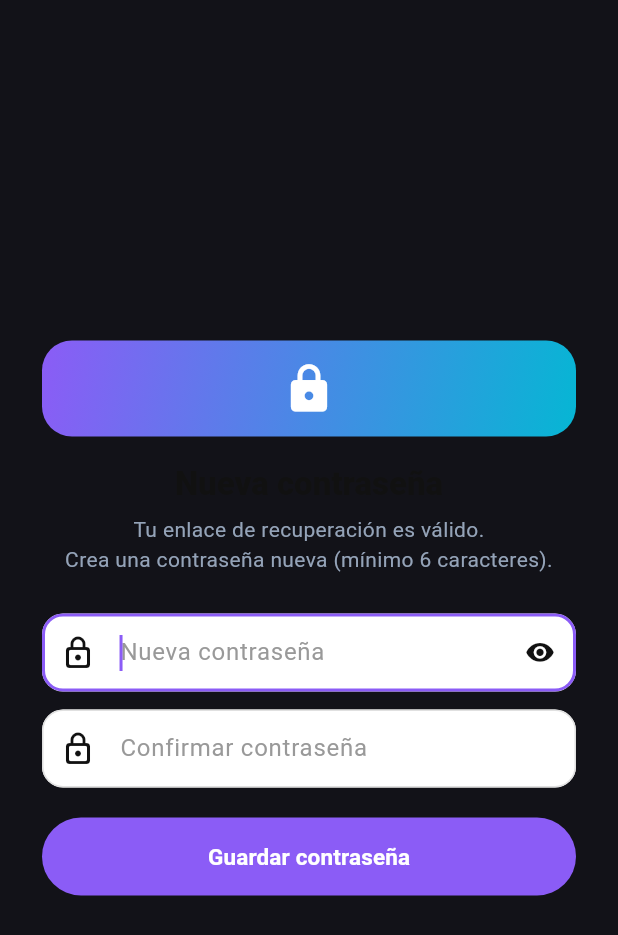
After one commit to GaelDev08/ConsisApp-web, a Flutter app: the PasswordRecoveryScreen screen opened directly, on a phone screen of 412 x 824 dp. The commit adds this screen. Shown: the top 935 px of the screen. Run offline on Flutter 3.47's test engine with Material 3 defaults, Android fonts, the phone set to English and light mode, and no system bars; our stand-ins replace flutter_local_notifications, flutter_riverpod, flutter_secure_storage, hive_ce, hive_ce_flutter, local_auth and 3 more; accounts and stored records are empty.

Commit message:
Contraseña de 6 digitos + Metas actualizadas supabase

```diff
--- a/lib/data/repositories/supabase_goal_repository.dart
+++ b/lib/data/repositories/supabase_goal_repository.dart
@@ -69,7 +69,7 @@ class SupabaseGoalRepository implements GoalRepository {
   }
 
   Map<String, dynamic> _toRow(Goal g) => {
-        if (g.id.isNotEmpty) 'id': g.id,
+        'id': g.id,
         'user_id': _userId,
         'type': g.type.name,
         'title': g.title,
--- a/lib/presentation/security/auth_gate.dart
+++ b/lib/presentation/security/auth_gate.dart
@@ -3,6 +3,7 @@ import 'package:consis_app/core/theme/app_colors.dart';
 import 'package:consis_app/presentation/auth/account_screen.dart';
 import 'package:consis_app/presentation/providers/security_providers.dart';
 import 'package:consis_app/presentation/security/lock_screen.dart';
+import 'package:consis_app/presentation/security/password_recovery_screen.dart';
 import 'package:consis_app/presentation/security/pin_setup_screen.dart';
 import 'package:flutter/material.dart';
 import 'package:flutter_riverpod/flutter_riverpod.dart';
@@ -71,6 +72,7 @@ class _AuthGateState extends ConsumerState<AuthGate>
         ),
       AuthStatus.needsAccount => const AccountScreen(),
       AuthStatus.needsPinSetup => const PinSetupScreen(),
+      AuthStatus.recoveringPassword => const PasswordRecoveryScreen(),
       AuthStatus.locked => const LockScreen(),
       AuthStatus.unlocked => widget.child,
     };
--- /dev/null
+++ b/lib/presentation/security/password_recovery_screen.dart
@@ -0,0 +1,166 @@
+import 'package:consis_app/core/theme/app_colors.dart';
+import 'package:consis_app/presentation/providers/security_providers.dart';
+import 'package:flutter/material.dart';
+import 'package:flutter_riverpod/flutter_riverpod.dart';
+
+/// Pantalla de recuperación de contraseña.
+///
+/// Se muestra cuando la app se abrió desde un enlace de reinicio
+/// (Supabase `type=recovery`). Aplica la MISMA regla de validación que el
+/// login/registro (mínimo 6 caracteres) para que no se pueda guardar una
+/// contraseña más corta que la que exige el formulario de acceso.
+class PasswordRecoveryScreen extends ConsumerStatefulWidget {
+  const PasswordRecoveryScreen({super.key});
+
+  @override
+  ConsumerState<PasswordRecoveryScreen> createState() =>
+      _PasswordRecoveryScreenState();
+}
+
+class _PasswordRecoveryScreenState
+    extends ConsumerState<PasswordRecoveryScreen> {
+  final TextEditingController _passCtrl = TextEditingController();
+  final TextEditingController _confirmCtrl = TextEditingController();
+  bool _obscure = true;
+  bool _busy = false;
+  String? _error;
+
+  @override
+  void dispose() {
+    _passCtrl.dispose();
+    _confirmCtrl.dispose();
+    super.dispose();
+  }
+
+  Future<void> _submit() async {
+    if (_busy) return;
+    final pass = _passCtrl.text;
+    final confirm = _confirmCtrl.text;
+
+    if (pass.length < 6) {
+      setState(() => _error = 'La contraseña debe tener al menos 6 caracteres.');
+      return;
+    }
+    if (pass != confirm) {
+      setState(() => _error = 'Las contraseñas no coinciden.');
+      return;
+    }
+
+    setState(() {
+      _busy = true;
+      _error = null;
+    });
+
+    final error = await ref
+        .read(authControllerProvider)
+        .changeRemotePassword(newPassword: pass);
+    if (!mounted) return;
+
+    setState(() {
+      _busy = false;
+      if (error != null) _error = error;
+    });
+    // Si OK: AuthController continúa el flujo normal (PIN/bloqueo) y
+    // AuthGate cambia de pantalla automáticamente.
+  }
+
+  @override
+  Widget build(BuildContext context) {
+    final text = Theme.of(context).textTheme;
+
+    return Scaffold(
+      backgroundColor: AppColors.bg,
+      body: SafeArea(
+        child: Center(
+          child: SingleChildScrollView(
+            padding: const EdgeInsets.symmetric(horizontal: 28),
+            child: Column(
+              mainAxisSize: MainAxisSize.min,
+              crossAxisAlignment: CrossAxisAlignment.stretch,
+              children: [
+                Container(
+                  width: 64,
+                  height: 64,
+                  alignment: Alignment.center,
+                  decoration: BoxDecoration(
+                    gradient: AppColors.goalGradient,
+                    borderRadius: BorderRadius.circular(20),
+                  ),
+                  child: const Icon(Icons.lock_rounded,
+                      color: Colors.white, size: 36),
+                ),
+                const SizedBox(height: 18),
+                Text(
+                  'Nueva contraseña',
+                  textAlign: TextAlign.center,
+                  style:
+                      text.titleLarge?.copyWith(fontWeight: FontWeight.w800),
+                ),
+                const SizedBox(height: 6),
+                Text(
+                  'Tu enlace de recuperación es válido.\n'
+                  'Crea una contraseña nueva (mínimo 6 caracteres).',
+                  textAlign: TextAlign.center,
+                  style:
+                      text.bodyMedium?.copyWith(color: AppColors.textSecondary),
+                ),
+                const SizedBox(height: 26),
+                TextField(
+                  controller: _passCtrl,
+                  obscureText: _obscure,
+                  autofocus: true,
+                  onSubmitted: (_) => _submit(),
+                  decoration: InputDecoration(
+                    hintText: 'Nueva contraseña',
+                    prefixIcon: const Icon(Icons.lock_outline_rounded),
+                    suffixIcon: IconButton(
+                      onPressed: () => setState(() => _obscure = !_obscure),
+                      icon: Icon(
+                        _obscure
+                            ? Icons.visibility_rounded
+                            : Icons.visibility_off_rounded,
+                        size: 20,
+                      ),
+                    ),
+                  ),
+                ),
+                const SizedBox(height: 12),
+                TextField(
+                  controller: _confirmCtrl,
+                  obscureText: _obscure,
+                  onSubmitted: (_) => _submit(),
+                  decoration: const InputDecoration(
+                    hintText: 'Confirmar contraseña',
+                    prefixIcon: Icon(Icons.lock_outline_rounded),
+                  ),
+                ),
+                if (_error != null) ...[
+                  const SizedBox(height: 12),
+                  Text(_error!,
+                      style: text.bodySmall?.copyWith(color: AppColors.coral)),
+                ],
+                const SizedBox(height: 20),
+                FilledButton(
+                  onPressed: _busy ? null : _submit,
+                  style: FilledButton.styleFrom(
+                    minimumSize: const Size.fromHeight(52),
+                  ),
+                  child: _busy
+                      ? const SizedBox(
+                          width: 20,
+                          height: 20,
+                          child: CircularProgressIndicator(
+                              strokeWidth: 2, color: Colors.white),
+                        )
+                      : const Text('Guardar contraseña',
+                          style: TextStyle(
+                              fontSize: 15, fontWeight: FontWeight.w700)),
+                ),
+              ],
+            ),
+          ),
+        ),
+      ),
+    );
+  }
+}
```
Also changed, not shown: lib/core/security/auth_controller.dart (+73 -4 lines), lib/data/remote/remote_auth_repository.dart (+90 -2 lines), lib/data/repositories/sync_goal_repository.dart (+10 -6 lines), lib/domain/entities/app_settings_placeholder_ignore.txt (deleted, +0 -45 lines), lib/presentation/features/dashboard/widgets/goal_settings_sheet.dart (+50 -6 lines), 4 other files.
